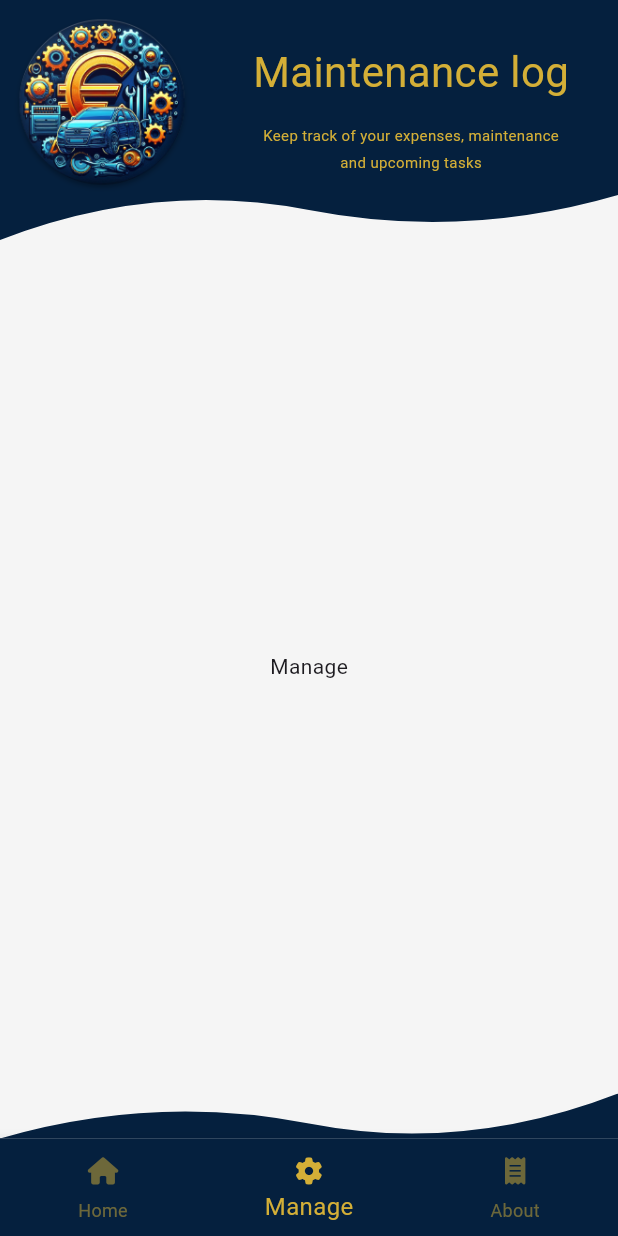
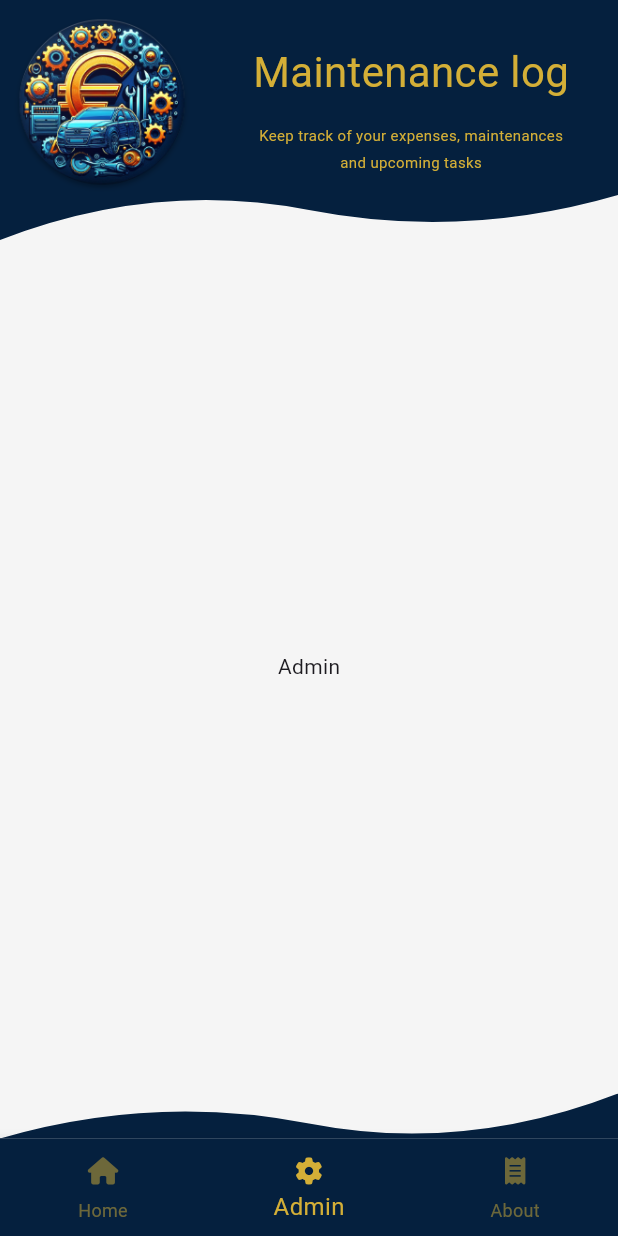
Before and after one commit to bobylolisos/MaintenanceLog, a Flutter app: the screen it shows after launch, item 2 of the bottom bar chosen, on a phone screen of 412 x 824 dp. Run offline on Flutter 3.47's test engine with Material 3 defaults, Android fonts, the phone set to English and light mode, and no system bars; our stand-ins replace font_awesome_flutter.

Commit message:
Manage -> Admin

```diff
--- a/lib/views/manage_view.dart
+++ b/lib/views/admin_view.dart
@@ -1,12 +1,12 @@
 import 'package:flutter/material.dart';
 
-class ManageView extends StatelessWidget {
-  const ManageView({super.key});
+class AdminView extends StatelessWidget {
+  const AdminView({super.key});
 
   @override
   Widget build(BuildContext context) {
     return Center(
-      child: Text('Manage'),
+      child: Text('Admin'),
     );
   }
 }
--- a/lib/views/main_view.dart
+++ b/lib/views/main_view.dart
@@ -3,7 +3,7 @@ import 'package:font_awesome_flutter/font_awesome_flutter.dart';
 import 'package:maintenance_log/resources/colors.dart';
 import 'package:maintenance_log/views/about_view.dart';
 import 'package:maintenance_log/views/home_view.dart';
-import 'package:maintenance_log/views/manage_view.dart';
+import 'package:maintenance_log/views/admin_view.dart';
 import 'package:maintenance_log/widgets/wave_clipper.dart';
 
 class MainView extends StatelessWidget {
@@ -55,7 +55,7 @@ class MainView extends StatelessWidget {
                               Column(
                                 children: [
                                   Text(
-                                    'Keep track of your expenses, maintenance',
+                                    'Keep track of your expenses, maintenances',
                                     style: TextStyle(
                                         color: colorGold, fontSize: 10),
                                   ),
@@ -86,7 +86,7 @@ class MainView extends StatelessWidget {
                       return AboutView();
                     }
                     if (value == 1) {
-                      return ManageView();
+                      return AdminView();
                     }
                     return HomeView();
                   },
@@ -135,7 +135,7 @@ class MainView extends StatelessWidget {
                         FontAwesomeIcons.gear,
                       ),
                     ),
-                    label: 'Manage'),
+                    label: 'Admin'),
                 BottomNavigationBarItem(
                     icon: Padding(
                       padding: const EdgeInsets.all(4.0),
```
Also changed, not shown: 1 other file.
